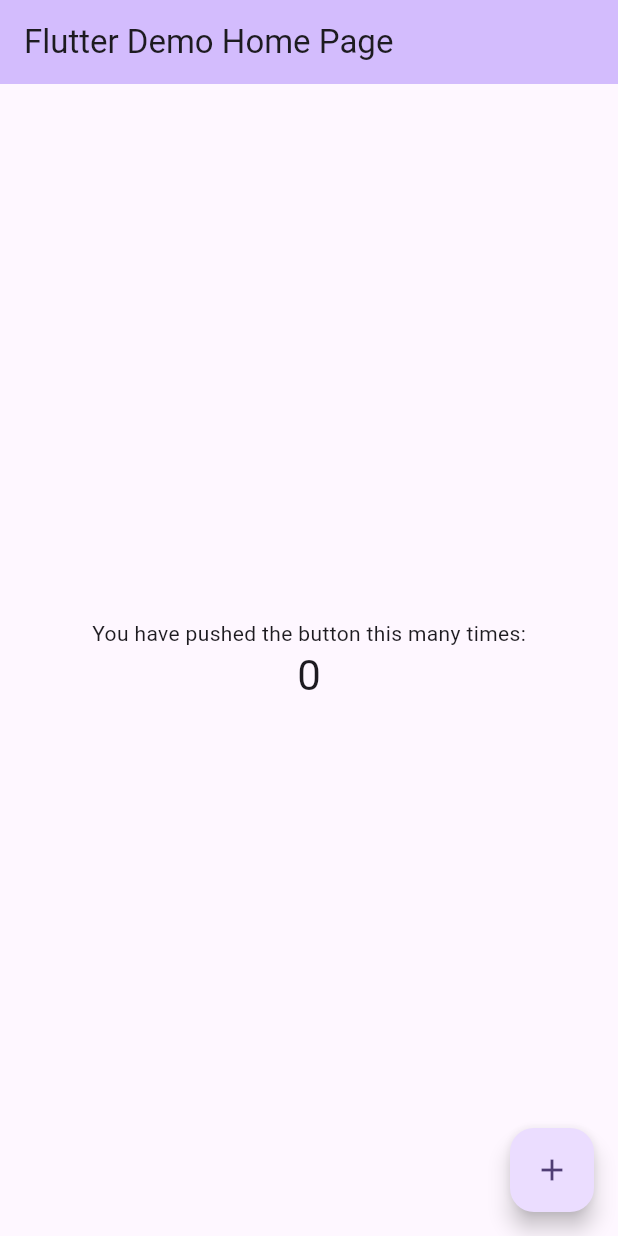
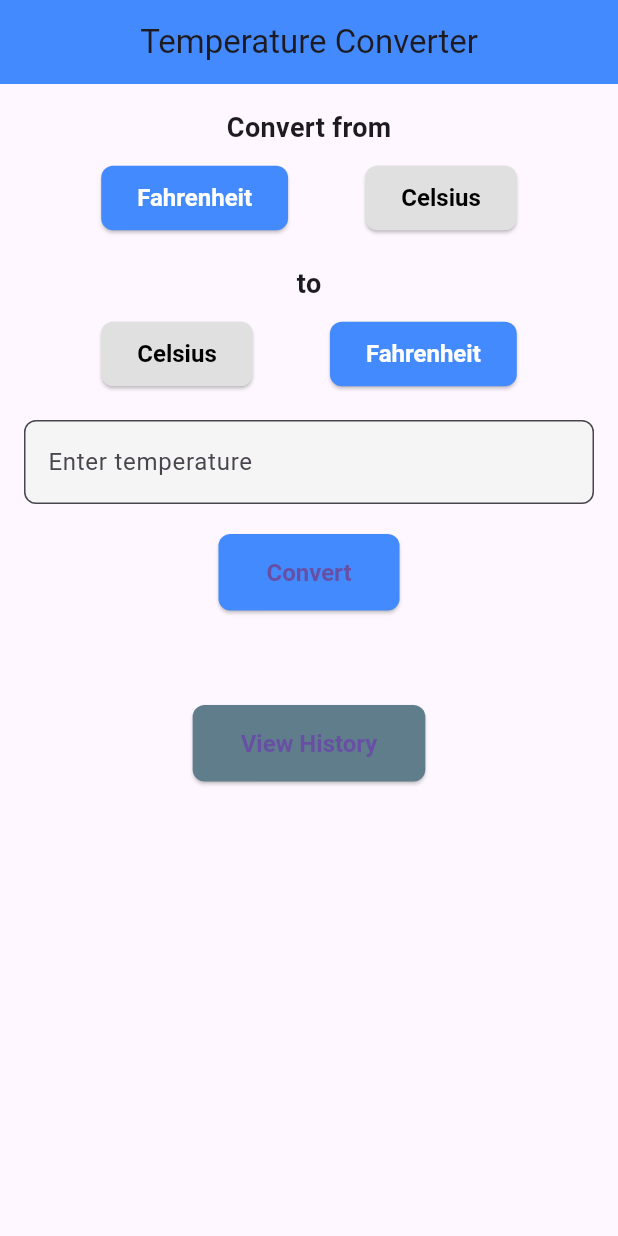
Before and after one commit to agigibairene/-Temperature_Conversion_app-, a Flutter app: the screen it shows after launch, on a phone screen of 412 x 824 dp. Run offline on Flutter 3.47's test engine with Material 3 defaults, Android fonts, the phone set to English and light mode, and no system bars.

Commit message:
temperature

```diff
--- a/temperature_app/lib/main.dart
+++ b/temperature_app/lib/main.dart
@@ -1,125 +1,318 @@
 import 'package:flutter/material.dart';
 
 void main() {
-  runApp(const MyApp());
+  runApp(TemperatureConverterApp());
 }
 
-class MyApp extends StatelessWidget {
-  const MyApp({super.key});
-
-  // This widget is the root of your application.
+class TemperatureConverterApp extends StatelessWidget {
   @override
   Widget build(BuildContext context) {
     return MaterialApp(
-      title: 'Flutter Demo',
+      title: 'Temperature Converter',
       theme: ThemeData(
-        // This is the theme of your application.
-        //
-        // TRY THIS: Try running your application with "flutter run". You'll see
-        // the application has a purple toolbar. Then, without quitting the app,
-        // try changing the seedColor in the colorScheme below to Colors.green
-        // and then invoke "hot reload" (save your changes or press the "hot
-        // reload" button in a Flutter-supported IDE, or press "r" if you used
-        // the command line to start the app).
-        //
-        // Notice that the counter didn't reset back to zero; the application
-        // state is not lost during the reload. To reset the state, use hot
-        // restart instead.
-        //
-        // This works for code too, not just values: Most code changes can be
-        // tested with just a hot reload.
-        colorScheme: ColorScheme.fromSeed(seedColor: Colors.deepPurple),
-        useMaterial3: true,
+        primarySwatch: Colors.blue,
       ),
-      home: const MyHomePage(title: 'Flutter Demo Home Page'),
+      home: TemperatureConverterPage(),
     );
   }
 }
 
-class MyHomePage extends StatefulWidget {
-  const MyHomePage({super.key, required this.title});
-
-  // This widget is the home page of your application. It is stateful, meaning
-  // that it has a State object (defined below) that contains fields that affect
-  // how it looks.
-
-  // This class is the configuration for the state. It holds the values (in this
-  // case the title) provided by the parent (in this case the App widget) and
-  // used by the build method of the State. Fields in a Widget subclass are
-  // always marked "final".
-
-  final String title;
-
+class TemperatureConverterPage extends StatefulWidget {
   @override
-  State<MyHomePage> createState() => _MyHomePageState();
+  _TemperatureConverterPageState createState() => _TemperatureConverterPageState();
 }
 
-class _MyHomePageState extends State<MyHomePage> {
-  int _counter = 0;
+class _TemperatureConverterPageState extends State<TemperatureConverterPage> {
+  bool isFahrenheitToCelsius = true;
+  TextEditingController _inputController = TextEditingController();
+  String _result = '';
+  List<String> _conversionHistory = [];
+  String _error = '';
 
-  void _incrementCounter() {
+  void _convertTemperature() {
+    if (_inputController.text.isEmpty) {
+      setState(() {
+        _error = 'Please enter a temperature value';
+      });
+      return;
+    }
+
+    double inputTemperature = double.tryParse(_inputController.text) ?? 0;
+    double convertedTemperature;
+    String conversionText;
+
+    if (isFahrenheitToCelsius) {
+      convertedTemperature = (inputTemperature - 32) * 5 / 9;
+      conversionText = '$inputTemperature °F = ${convertedTemperature.toStringAsFixed(2)} °C';
+      _result = '${convertedTemperature.toStringAsFixed(2)} °C';
+    } else {
+      convertedTemperature = (inputTemperature * 9 / 5) + 32;
+      conversionText = '$inputTemperature °C = ${convertedTemperature.toStringAsFixed(2)} °F';
+      _result = '${convertedTemperature.toStringAsFixed(2)} °F';
+    }
+
     setState(() {
-      // This call to setState tells the Flutter framework that something has
-      // changed in this State, which causes it to rerun the build method below
-      // so that the display can reflect the updated values. If we changed
-      // _counter without calling setState(), then the build method would not be
-      // called again, and so nothing would appear to happen.
-      _counter++;
+      _error = '';
+      _conversionHistory.insert(0, conversionText);
     });
+  }
+
+  Widget _buildUnitButton(String label, bool isSelected, VoidCallback onPressed) {
+    return ElevatedButton(
+      style: ElevatedButton.styleFrom(
+        foregroundColor: isSelected ? Colors.white : Colors.black,
+        backgroundColor: isSelected ? Colors.blueAccent : Colors.grey[300],
+        textStyle: TextStyle(fontSize: 16, fontWeight: FontWeight.bold),
+        padding: EdgeInsets.symmetric(horizontal: 24, vertical: 12),
+        shape: RoundedRectangleBorder(
+          borderRadius: BorderRadius.circular(8),
+        ),
+      ),
+      onPressed: onPressed,
+      child: Text(label),
+    );
+  }
+
+  void _navigateToHistoryPage() {
+    Navigator.of(context).push(
+      MaterialPageRoute(
+        builder: (context) => ConversionHistoryPage(
+          conversionHistory: _conversionHistory,
+        ),
+      ),
+    );
   }
 
   @override
   Widget build(BuildContext context) {
-    // This method is rerun every time setState is called, for instance as done
-    // by the _incrementCounter method above.
-    //
-    // The Flutter framework has been optimized to make rerunning build methods
-    // fast, so that you can just rebuild anything that needs updating rather
-    // than having to individually change instances of widgets.
+    final isLandscape = MediaQuery.of(context).orientation == Orientation.landscape;
+
     return Scaffold(
       appBar: AppBar(
-        // TRY THIS: Try changing the color here to a specific color (to
-        // Colors.amber, perhaps?) and trigger a hot reload to see the AppBar
-        // change color while the other colors stay the same.
-        backgroundColor: Theme.of(context).colorScheme.inversePrimary,
-        // Here we take the value from the MyHomePage object that was created by
-        // the App.build method, and use it to set our appbar title.
-        title: Text(widget.title),
+        title: Center(
+          child: Text('Temperature Converter'),
+        ),
+        backgroundColor: Colors.blueAccent,
+        toolbarHeight: isLandscape ? 50.0 : kToolbarHeight,
       ),
-      body: Center(
-        // Center is a layout widget. It takes a single child and positions it
-        // in the middle of the parent.
-        child: Column(
-          // Column is also a layout widget. It takes a list of children and
-          // arranges them vertically. By default, it sizes itself to fit its
-          // children horizontally, and tries to be as tall as its parent.
-          //
-          // Column has various properties to control how it sizes itself and
-          // how it positions its children. Here we use mainAxisAlignment to
-          // center the children vertically; the main axis here is the vertical
-          // axis because Columns are vertical (the cross axis would be
-          // horizontal).
-          //
-          // TRY THIS: Invoke "debug painting" (choose the "Toggle Debug Paint"
-          // action in the IDE, or press "p" in the console), to see the
-          // wireframe for each widget.
-          mainAxisAlignment: MainAxisAlignment.center,
-          children: <Widget>[
-            const Text(
-              'You have pushed the button this many times:',
+      body: Padding(
+        padding: const EdgeInsets.all(16.0),
+        child: isLandscape ? _buildLandscapeLayout() : _buildPortraitLayout(),
+      ),
+    );
+  }
+
+  Widget _buildPortraitLayout() {
+    return SingleChildScrollView(
+      child: Column(
+        children: <Widget>[
+          Text(
+            'Convert from',
+            style: TextStyle(fontSize: 18, fontWeight: FontWeight.bold),
+          ),
+          SizedBox(height: 10),
+          Row(
+            mainAxisAlignment: MainAxisAlignment.spaceEvenly,
+            children: <Widget>[
+              _buildUnitButton('Fahrenheit', isFahrenheitToCelsius, () {
+                setState(() {
+                  isFahrenheitToCelsius = true;
+                });
+              }),
+              _buildUnitButton('Celsius', !isFahrenheitToCelsius, () {
+                setState(() {
+                  isFahrenheitToCelsius = false;
+                });
+              }),
+            ],
+          ),
+          SizedBox(height: 20),
+          Text(
+            'to',
+            style: TextStyle(fontSize: 18, fontWeight: FontWeight.bold),
+          ),
+          SizedBox(height: 10),
+          Row(
+            mainAxisAlignment: MainAxisAlignment.spaceEvenly,
+            children: <Widget>[
+              _buildUnitButton('Celsius', !isFahrenheitToCelsius, () {
+                setState(() {
+                  isFahrenheitToCelsius = false;
+                });
+              }),
+              _buildUnitButton('Fahrenheit', isFahrenheitToCelsius, () {
+                setState(() {
+                  isFahrenheitToCelsius = true;
+                });
+              }),
+            ],
+          ),
+          SizedBox(height: 20),
+          TextField(
+            controller: _inputController,
+            decoration: InputDecoration(
+              labelText: 'Enter temperature',
+              errorText: _error.isEmpty ? null : _error,
+              border: OutlineInputBorder(
+                borderRadius: BorderRadius.circular(8),
+              ),
+              filled: true,
+              fillColor: Colors.grey[100],
             ),
-            Text(
-              '$_counter',
-              style: Theme.of(context).textTheme.headlineMedium,
+            keyboardType: TextInputType.number,
+          ),
+          SizedBox(height: 20),
+          ElevatedButton(
+            onPressed: _convertTemperature,
+            style: ElevatedButton.styleFrom(
+              backgroundColor: Colors.blueAccent,
+              padding: EdgeInsets.symmetric(horizontal: 32, vertical: 16),
+              textStyle: TextStyle(fontSize: 16, fontWeight: FontWeight.bold),
+              shape: RoundedRectangleBorder(
+                borderRadius: BorderRadius.circular(8),
+              ),
             ),
-          ],
-        ),
+            child: Text('Convert'),
+          ),
+          SizedBox(height: 20),
+          Text(
+            _result.isEmpty ? '' : 'Converted Temperature: $_result',
+            style: TextStyle(fontSize: 16, fontWeight: FontWeight.normal),
+          ),
+          SizedBox(height: 20),
+          ElevatedButton(
+            onPressed: _navigateToHistoryPage,
+            style: ElevatedButton.styleFrom(
+              backgroundColor: Colors.blueGrey,
+              padding: EdgeInsets.symmetric(horizontal: 32, vertical: 16),
+              textStyle: TextStyle(fontSize: 16, fontWeight: FontWeight.bold),
+              shape: RoundedRectangleBorder(
+                borderRadius: BorderRadius.circular(8),
+              ),
+            ),
+            child: Text('View History'),
+          ),
+        ],
       ),
-      floatingActionButton: FloatingActionButton(
-        onPressed: _incrementCounter,
-        tooltip: 'Increment',
-        child: const Icon(Icons.add),
-      ), // This trailing comma makes auto-formatting nicer for build methods.
+    );
+  }
+
+  Widget _buildLandscapeLayout() {
+    return SingleChildScrollView(
+      child: Column(
+        children: <Widget>[
+          Text(
+            'Convert from',
+            style: TextStyle(fontSize: 18, fontWeight: FontWeight.bold),
+          ),
+          SizedBox(height: 10),
+          Row(
+            mainAxisAlignment: MainAxisAlignment.spaceEvenly,
+            children: <Widget>[
+              _buildUnitButton('Fahrenheit', isFahrenheitToCelsius, () {
+                setState(() {
+                  isFahrenheitToCelsius = true;
+                });
+              }),
+              _buildUnitButton('Celsius', !isFahrenheitToCelsius, () {
+                setState(() {
+                  isFahrenheitToCelsius = false;
+                });
+              }),
+            ],
+          ),
+          SizedBox(height: 20),
+          Text(
+            'to',
+            style: TextStyle(fontSize: 18, fontWeight: FontWeight.bold),
+          ),
+          SizedBox(height: 10),
+          Row(
+            mainAxisAlignment: MainAxisAlignment.spaceEvenly,
+            children: <Widget>[
+              _buildUnitButton('Celsius', !isFahrenheitToCelsius, () {
+                setState(() {
+                  isFahrenheitToCelsius = false;
+                });
+              }),
+              _buildUnitButton('Fahrenheit', isFahrenheitToCelsius, () {
+                setState(() {
+                  isFahrenheitToCelsius = true;
+                });
+              }),
+            ],
+          ),
+          SizedBox(height: 20),
+          TextField(
+            controller: _inputController,
+            decoration: InputDecoration(
+              labelText: 'Enter temperature',
+              errorText: _error.isEmpty ? null : _error,
+              border: OutlineInputBorder(
+                borderRadius: BorderRadius.circular(8),
+              ),
+              filled: true,
+              fillColor: Colors.grey[100],
+            ),
+            keyboardType: TextInputType.number,
+          ),
+          SizedBox(height: 20),
+          ElevatedButton(
+            onPressed: _convertTemperature,
+            style: ElevatedButton.styleFrom(
+              backgroundColor: Colors.blueAccent,
+              padding: EdgeInsets.symmetric(horizontal: 32, vertical: 16),
+              textStyle: TextStyle(fontSize: 16, fontWeight: FontWeight.bold),
+              shape: RoundedRectangleBorder(
+                borderRadius: BorderRadius.circular(8),
+              ),
+            ),
+            child: Text('Convert'),
+          ),
+          SizedBox(height: 20),
+          Text(
+            _result.isEmpty ? '' : 'Converted Temperature: $_result',
+            style: TextStyle(fontSize: 16, fontWeight: FontWeight.normal),
+          ),
+          SizedBox(height: 20),
+          ElevatedButton(
+            onPressed: _navigateToHistoryPage,
+            style: ElevatedButton.styleFrom(
+              backgroundColor: Colors.blueGrey,
+              padding: EdgeInsets.symmetric(horizontal: 32, vertical: 16),
+              textStyle: TextStyle(fontSize: 16, fontWeight: FontWeight.bold),
+              shape: RoundedRectangleBorder(
+                borderRadius: BorderRadius.circular(8),
+              ),
+            ),
+            child: Text('View History'),
+          ),
+        ],
+      ),
     );
   }
 }
+
+class ConversionHistoryPage extends StatelessWidget {
+  final List<String> conversionHistory;
+
+  ConversionHistoryPage({required this.conversionHistory});
+
+  @override
+  Widget build(BuildContext context) {
+    return Scaffold(
+      appBar: AppBar(
+        title: Text('Conversion History'),
+        backgroundColor: Colors.blueAccent,
+      ),
+      body: ListView.builder(
+        itemCount: conversionHistory.length,
+        itemBuilder: (context, index) {
+          return ListTile(
+            title: Text(conversionHistory[index]),
+          );
+        },
+      ),
+    );
+  }
+}
```
